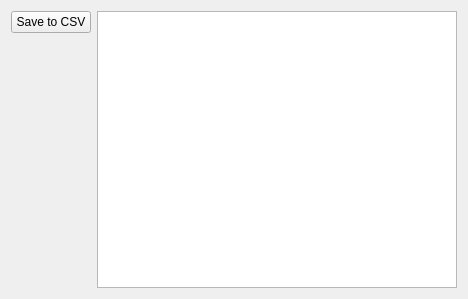
Above: src/WhiskerToolbox/DataManager_Widget/Point_Widget/Point_Widget.ui from paulmthompson/WhiskerToolbox before the change. Below: the same form after it.
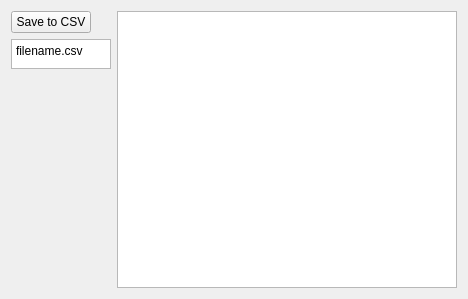
That is the form after the change.

Diff of the .ui file:
```diff
--- a/src/WhiskerToolbox/DataManager_Widget/Point_Widget/Point_Widget.ui
+++ b/src/WhiskerToolbox/DataManager_Widget/Point_Widget/Point_Widget.ui
@@ -21,17 +21,60 @@
   </property>
   <layout class="QHBoxLayout" name="horizontalLayout">
    <item>
-    <layout class="QVBoxLayout" name="verticalLayout">
+    <layout class="QVBoxLayout" name="verticalLayout" stretch="0,0,0">
      <property name="sizeConstraint">
-      <enum>QLayout::SizeConstraint::SetMinimumSize</enum>
+      <enum>QLayout::SizeConstraint::SetMaximumSize</enum>
      </property>
      <item>
       <widget class="QPushButton" name="save_csv_button">
+       <property name="sizePolicy">
+        <sizepolicy hsizetype="Maximum" vsizetype="Fixed">
+         <horstretch>0</horstretch>
+         <verstretch>0</verstretch>
+        </sizepolicy>
+       </property>
+       <property name="maximumSize">
+        <size>
+         <width>16777215</width>
+         <height>100</height>
+        </size>
+       </property>
        <property name="text">
         <string>Save to CSV</string>
        </property>
       </widget>
      </item>
+     <item>
+      <widget class="QPlainTextEdit" name="save_filename">
+       <property name="enabled">
+        <bool>true</bool>
+       </property>
+       <property name="sizePolicy">
+        <sizepolicy hsizetype="Fixed" vsizetype="Fixed">
+         <horstretch>0</horstretch>
+         <verstretch>0</verstretch>
+        </sizepolicy>
+       </property>
+       <property name="maximumSize">
+        <size>
+         <width>100</width>
+         <height>30</height>
+        </size>
+       </property>
+       <property name="baseSize">
+        <size>
+         <width>0</width>
+         <height>0</height>
+        </size>
+       </property>
+       <property name="plainText">
+        <string>filename.csv</string>
+       </property>
+       <property name="tabStopDistance">
+        <double>80.000000000000000</double>
+       </property>
+      </widget>
+     </item>
      <item>
       <spacer name="verticalSpacer">
        <property name="orientation">
```
